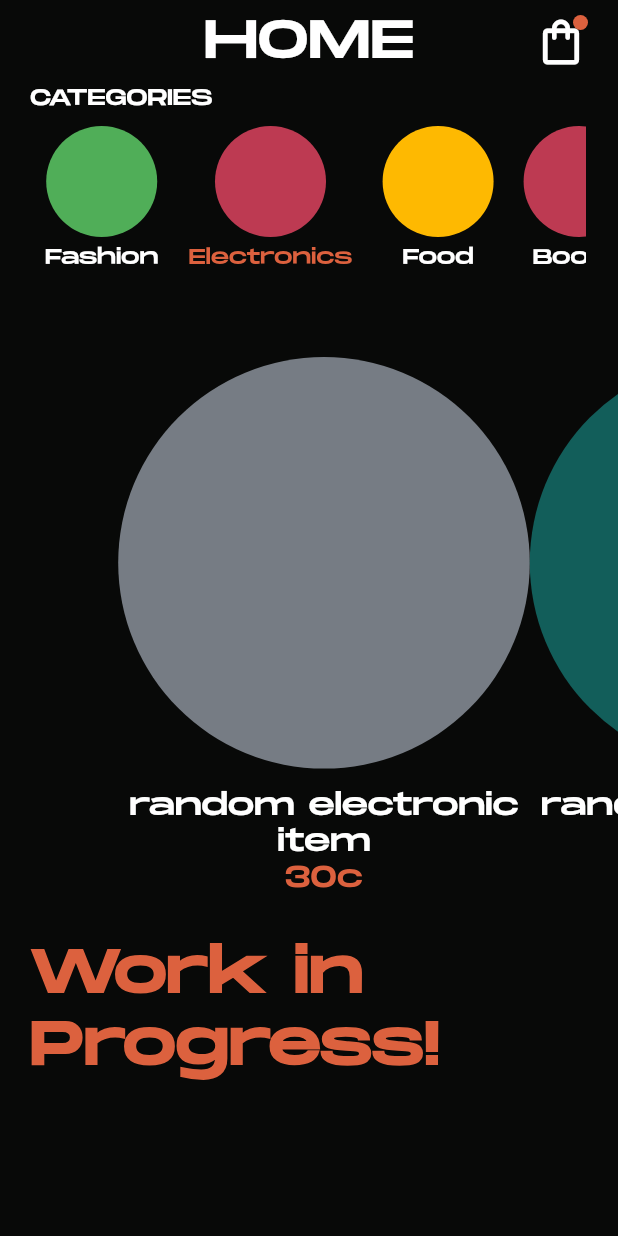
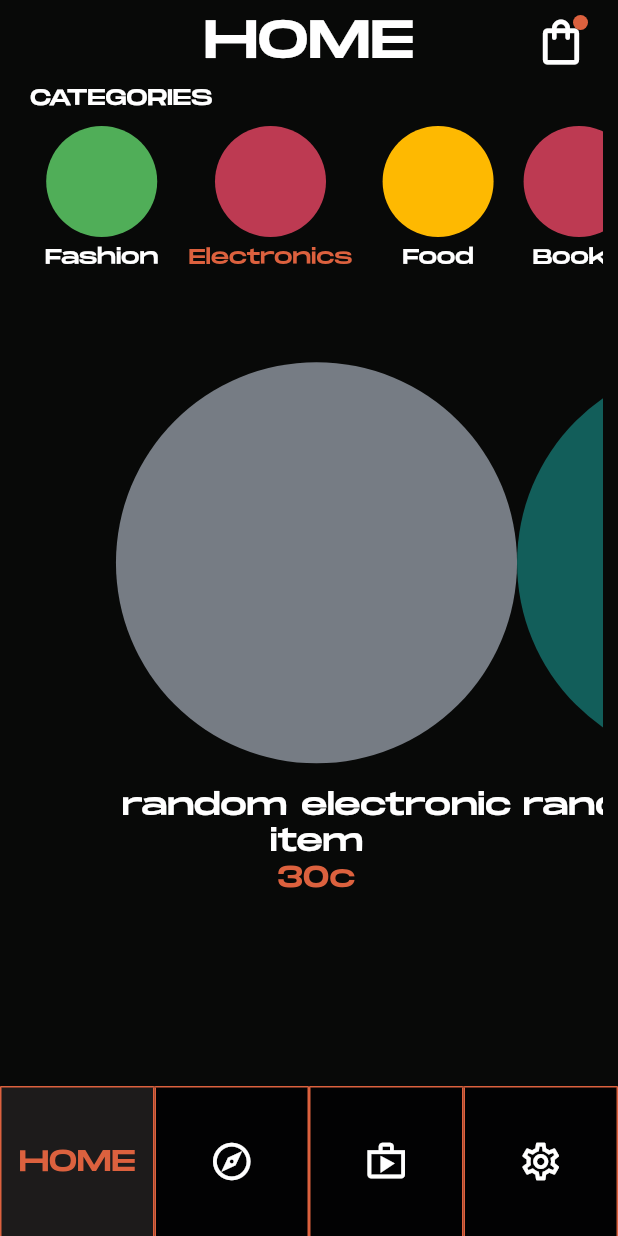
Before and after one commit to nignig0/Peer-to-peer-business-directory-mobile-app, a Flutter app: the screen it shows after launch, after a tap on "Electronics", on a phone screen of 412 x 824 dp. Run offline on Flutter 3.47's test engine with Material 2 defaults, Android fonts, the phone set to English and light mode, and no system bars; drawn by our look-alikes of carousel_slider.

Commit message:
-added the bottom nav bar

```diff
--- a/app/lib/main.dart
+++ b/app/lib/main.dart
@@ -1,8 +1,12 @@
 import 'package:app/screens/homescreen.dart';
 import 'package:flutter/material.dart';
+import 'package:flutter/services.dart';
 
 void main() {
-  runApp(const MyApp());
+  WidgetsFlutterBinding.ensureInitialized();
+  SystemChrome.setEnabledSystemUIMode(SystemUiMode.immersiveSticky,overlays: [SystemUiOverlay.top])
+  .then((_)=> runApp(const MyApp()));
+
 }
 
 class MyApp extends StatelessWidget {
--- a/app/lib/screens/homescreen.dart
+++ b/app/lib/screens/homescreen.dart
@@ -3,8 +3,11 @@ import 'dart:math';
 import 'package:app/models/index.dart';
 import 'package:app/utils.dart';
 import 'package:app/widgets/appBar.dart';
+import 'package:app/widgets/bottomNavBar.dart';
 import 'package:carousel_slider/carousel_slider.dart';
 import 'package:flutter/material.dart';
+import 'package:flutter/services.dart';
+import 'package:flutter/services.dart';
 import 'package:flutter/src/foundation/key.dart';
 import 'package:flutter/src/widgets/framework.dart';
 
@@ -16,9 +19,11 @@ class HomeScreen extends StatefulWidget {
 }
 
 class _HomeScreenState extends State<HomeScreen> {
+
   final rand = Random();
   late List<Item> items;
   int selectedIndex = 0;
+
 
   @override
   void initState() {
@@ -28,11 +33,15 @@ class _HomeScreenState extends State<HomeScreen> {
   }
   @override
   Widget build(BuildContext context) {
-    return Scaffold(
+
+    return SafeArea(
+      child: Scaffold(
         backgroundColor: Theme.of(context).backgroundColor,
         appBar: GenericAppBar(pageName: 'HOME', isHomePage: true),
-      body: Padding(
-        padding: const EdgeInsets.only(left: 20),
+        body: Column(
+          children: [
+            Padding(
+              padding: const EdgeInsets.only(left: 20, right: 10),
               child: Column(
                 crossAxisAlignment: CrossAxisAlignment.start,
                 children: [
@@ -45,7 +54,7 @@ class _HomeScreenState extends State<HomeScreen> {
                   const SizedBox(height: 10),
 
                   SizedBox(
-              width: MediaQuery.of(context).size.width * 0.9,
+                    width: MediaQuery.of(context).size.width,
                     height: 100,
                     child: ListView.builder(
                       itemCount: categories.length,
@@ -111,14 +120,24 @@ class _HomeScreenState extends State<HomeScreen> {
                   )),
 
 
-            Center(
-              child: Text('Work in Progress!',
-              style: TextStyle(
-                color: Theme.of(context).primaryColor,
-                fontWeight: FontWeight.bold,
-                fontSize: 40
-              ))
+                  //Center(
+                    //child: Text('Work in Progress!',
+                    //style: TextStyle(
+                     // color: Theme.of(context).primaryColor,
+                      //fontWeight: FontWeight.bold,
+                      //fontSize: 40
+                    //))
+                  //),
+
+                ],
               ),
+            ),
+             Expanded(
+                    child: Align(
+                      alignment: Alignment.bottomCenter,
+                      child: BottomNavBar(selectedLabel: 'HOME',)
+                    ),
+                  )
           ],
         ),
       ),
--- /dev/null
+++ b/app/lib/widgets/bottomNavBar.dart
@@ -0,0 +1,77 @@
+import 'package:flutter/material.dart';
+import 'package:flutter/src/foundation/key.dart';
+import 'package:flutter/src/widgets/framework.dart';
+
+class BottomNavBar extends StatefulWidget {
+  String selectedLabel = 'HOME';
+  BottomNavBar({ required this.selectedLabel});
+
+  @override
+  State<BottomNavBar> createState() => _BottomNavBarState();
+}
+
+class _BottomNavBarState extends State<BottomNavBar> {
+  List navBarItems = [{
+  }];
+  @override
+  Widget build(BuildContext context) {
+    final double width = MediaQuery.of(context).size.width;
+    return SizedBox(
+      width: width,
+      height: 100,
+
+
+      child: Row(
+        children: [
+          (widget.selectedLabel == 'HOME')?
+          NavBarItem(label: 'HOME', selected: true)
+          :NavBarItem(label: 'HOME', icon: Icons.home_outlined),
+          NavBarItem(label: 'EXPLORE', icon: Icons.explore_outlined),
+          NavBarItem(label: 'ORDERS', icon: Icons.shop_outlined),
+          NavBarItem(label: 'PROFILE', icon: Icons.settings_outlined),
+
+        ],
+      ),
+    );
+  }
+}
+
+class NavBarItem extends StatelessWidget {
+  String label;
+  IconData? icon;
+  bool selected;
+  NavBarItem({
+    required this.label,
+    this.icon,
+    this.selected = false,
+  });
+  @override
+  Widget build(BuildContext context) {
+    final double width = MediaQuery.of(context).size.width;
+    return Container(
+      height: 100,
+      width: width*0.25,
+      decoration: BoxDecoration(
+        color: (selected) ? const Color(0xFF1d1b1b) : const Color(0xFF020203),
+        border: Border(
+        right: BorderSide(
+          color: Theme.of(context).primaryColor
+        ),
+        top: BorderSide(
+          color: Theme.of(context).primaryColor
+        ),
+        left: BorderSide(
+          color: Theme.of(context).primaryColor
+        ),)
+      ),
+      child: (selected) ? Center(
+              child: Text(label, style: TextStyle(
+                color: Theme.of(context).primaryColor,
+                fontSize: 20
+              ),), )
+              :
+              Center(
+              child: Icon(icon, color: Colors.white, size: 30))
+    );
+  }
+}
```
Lines whose indentation alone changed are shown as unchanged.
